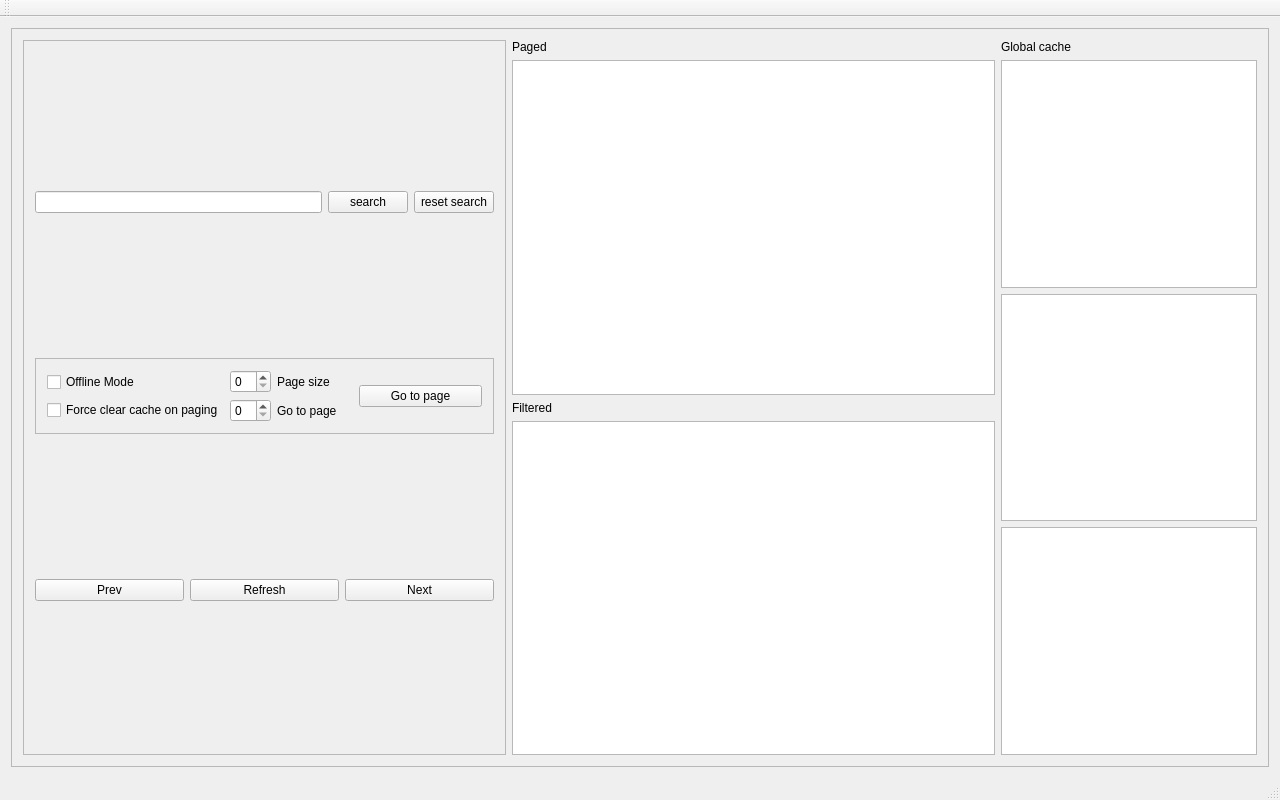
Old version of the form mainwindow.ui in the repository blockspacer/pages.
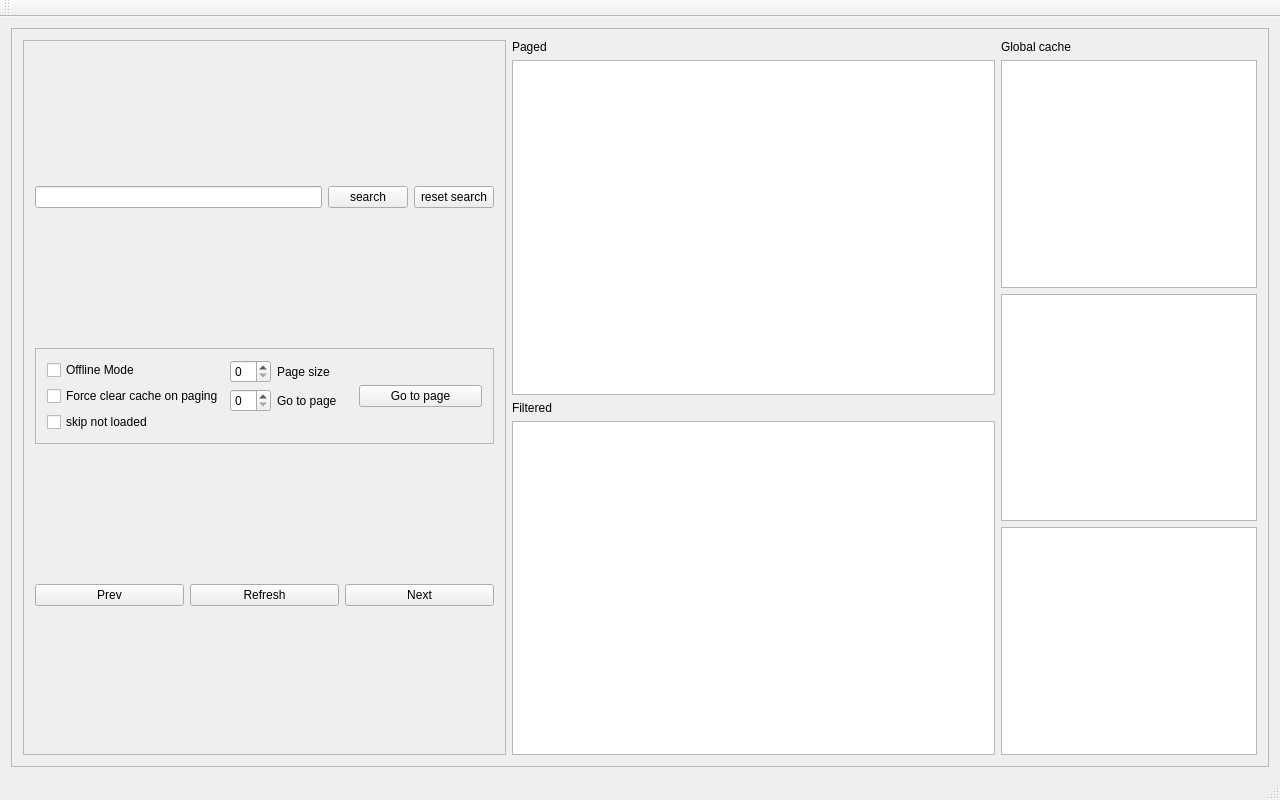
New version of the form.

```diff
--- a/mainwindow.ui
+++ b/mainwindow.ui
@@ -33,6 +33,16 @@
            </property>
           </widget>
          </item>
+         <item>
+          <widget class="QListView" name="listView">
+           <property name="sizePolicy">
+            <sizepolicy hsizetype="Maximum" vsizetype="Expanding">
+             <horstretch>0</horstretch>
+             <verstretch>0</verstretch>
+            </sizepolicy>
+           </property>
+          </widget>
+         </item>
          <item>
           <widget class="QListView" name="listView_2">
            <property name="sizePolicy">
@@ -53,16 +63,6 @@
            </property>
           </widget>
          </item>
-         <item>
-          <widget class="QListView" name="listView">
-           <property name="sizePolicy">
-            <sizepolicy hsizetype="Maximum" vsizetype="Expanding">
-             <horstretch>0</horstretch>
-             <verstretch>0</verstretch>
-            </sizepolicy>
-           </property>
-          </widget>
-         </item>
         </layout>
        </item>
        <item row="0" column="2">
@@ -131,6 +131,13 @@
                     </property>
                    </widget>
                   </item>
+                  <item>
+                   <widget class="QCheckBox" name="skipNotLoadedCheckBox">
+                    <property name="text">
+                     <string>skip not loaded</string>
+                    </property>
+                   </widget>
+                  </item>
                  </layout>
                 </item>
                 <item>
```
